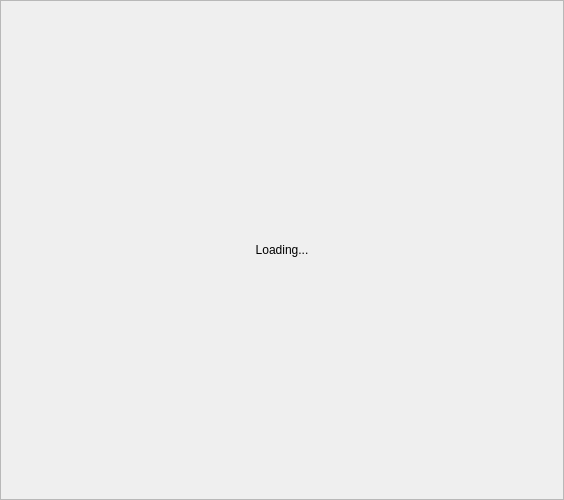
Above: aboutbox.ui from pjrinaldi/wombatforensics before the change. Below: the same form after it.
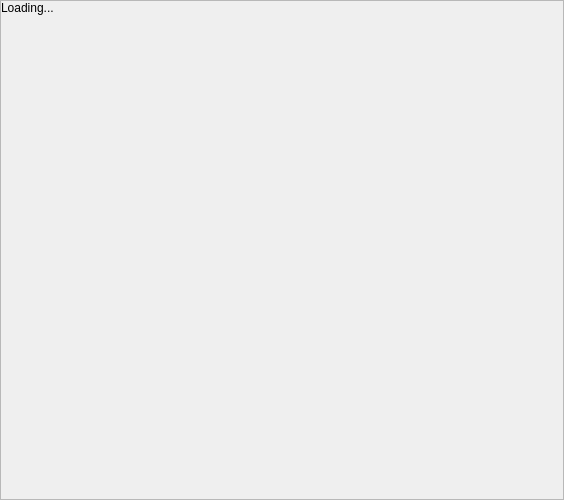
That is the form after the change.

Diff of the .ui file:
```diff
--- a/aboutbox.ui
+++ b/aboutbox.ui
@@ -80,7 +80,13 @@
           <string>Loading...</string>
          </property>
          <property name="alignment">
-          <set>Qt::AlignCenter</set>
+          <set>Qt::AlignLeading|Qt::AlignLeft|Qt::AlignTop</set>
+         </property>
+         <property name="wordWrap">
+          <bool>true</bool>
+         </property>
+         <property name="margin">
+          <number>15</number>
          </property>
          <property name="textInteractionFlags">
           <set>Qt::NoTextInteraction</set>
```
Left out of the diff: 2 changed lines with no effect on the pictures.
